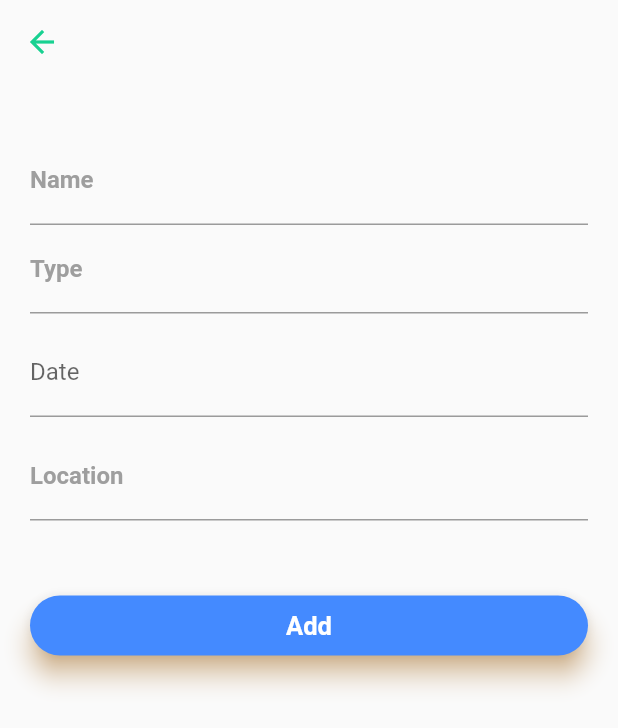
After one commit to AhmedAlbassam/Flutter_Graduation_Project, a Flutter app: the OrganizationPage screen opened directly, in the side drawer, after a tap on "Add Event", on a phone screen of 412 x 824 dp. The commit adds this screen. Shown: the top 728 px of the screen. Run offline on Flutter 3.47's test engine with Material 2 defaults, Android fonts, the phone set to English and light mode, and no system bars; Roboto replaces fonts that are missing (Montserrat).

```diff
--- /dev/null
+++ b/lib/AddEvent.dart
@@ -0,0 +1,97 @@
+import 'package:flutter/material.dart';
+import 'package:flutter/services.dart';
+
+
+class AddEventPage extends StatefulWidget {
+  @override
+  _AddEventPageState createState() => _AddEventPageState();
+}
+
+class _AddEventPageState extends State<AddEventPage> {
+  @override
+  Widget build(BuildContext context) {
+    return new Scaffold(
+        appBar: new AppBar(
+            backgroundColor:Colors.transparent,
+            elevation: 0.0,
+            iconTheme: new IconThemeData(color: Color(0xFF18D191))),
+        resizeToAvoidBottomPadding: false,
+        body: Column(crossAxisAlignment: CrossAxisAlignment.start, children: <Widget>[
+          Container(
+              padding: EdgeInsets.only(top: 35.0, left: 20.0, right: 20.0),
+              child: Column(
+                children: <Widget>[
+                  TextField(
+                    decoration: InputDecoration(
+                        hintText: 'Event name',
+                        labelText: 'Name',
+                        labelStyle: TextStyle(
+                            fontFamily: 'Montserrat',
+                            fontWeight: FontWeight.bold,
+                            color: Colors.grey),
+
+                        focusedBorder: UnderlineInputBorder(
+                            borderSide: BorderSide(color: Colors.green))),
+                  ),
+                  TextField(
+                    decoration: InputDecoration(
+                        hintText: 'Event Type',
+                        labelText: 'Type',
+                        labelStyle: TextStyle(
+                            fontFamily: 'Montserrat',
+                            fontWeight: FontWeight.bold,
+                            color: Colors.grey),
+                        //  hintText: 'example@example.com',
+                        focusedBorder: UnderlineInputBorder(
+                            borderSide: BorderSide(color: Colors.green))),
+                  ),
+                  SizedBox(height: 10.0),
+                  TextFormField(
+                      decoration: InputDecoration(
+                        hintText:'Event Date',
+                        labelText:'Date',
+                      ),
+                      keyboardType: TextInputType.datetime
+                  ),
+                  SizedBox(height: 10.0),
+                  TextField(
+                      decoration: InputDecoration(
+                          hintText: 'Event Location',
+                          labelText: 'Location ',
+                          labelStyle: TextStyle(
+                              fontWeight: FontWeight.bold,
+                              color: Colors.grey),
+                          focusedBorder: UnderlineInputBorder(
+                              borderSide: BorderSide(color: Colors.green))),
+                      obscureText: true
+                  ),
+                  SizedBox(height: 50.0),
+                  Container(
+                      height: 40.0,
+                      child: Material(
+                        borderRadius: BorderRadius.circular(20.0),
+                        shadowColor: Colors.orangeAccent,
+                        color: Colors.blueAccent,
+                        elevation: 7.0,
+                        child: GestureDetector(
+                          onTap: () {},
+                          child: Center(
+                            child: Text(
+                              'Add',
+                              style: TextStyle(
+                                fontSize: 17.0,
+                                color: Colors.white,
+                                fontWeight: FontWeight.bold,
+                              ),
+                            ),
+                          ),
+                        ),
+                      )),
+                  SizedBox(height: 20.0),
+
+                ],
+              )),
+
+        ]));
+  }
+}
--- /dev/null
+++ b/lib/Organization.dart
@@ -0,0 +1,63 @@
+import 'package:flutter/material.dart';
+import 'AddEvent.dart';
+class OrganizationPage extends StatefulWidget {
+  @override
+  _OrganizationPageState createState() => new _OrganizationPageState();
+}
+
+class _OrganizationPageState extends State<OrganizationPage> {
+  int _bottomNavIndex=0;
+  @override
+  Widget build(BuildContext context) {
+    return new Scaffold(
+      endDrawer: Drawer(
+        child: ListView(
+          padding: EdgeInsets.zero,
+          children: <Widget>[
+            DrawerHeader(
+              child: Text('Drawer Header'),
+              decoration: BoxDecoration(
+                  color: Colors.blueGrey
+              ),
+            ),
+            ListTile(
+              title: Text('Add Event'),
+              leading: new Icon(Icons.account_balance_wallet),
+              onTap: (){
+                Navigator.push(context, MaterialPageRoute(
+                 builder: (context) => AddEventPage(),
+                ));
+              },
+            ),
+            ListTile(
+              title: Text('Event Applications'),
+              leading: new Icon(Icons.event_note),
+              onTap: (){
+                Navigator.push(context, MaterialPageRoute(
+                  //builder: (context) => ,
+                ));
+              },
+            ),
+            ListTile(
+              title: Text('Settings'),
+              leading: new Icon(Icons.settings),
+              onTap: (){
+                Navigator.push(context, MaterialPageRoute(
+                 // builder: (context) => ,
+                ));
+              },
+            )
+          ],
+        ),
+      ),
+
+      appBar: new AppBar(
+          backgroundColor: Colors.blueGrey,
+          elevation: 0.0,
+          iconTheme: new IconThemeData(color: Color(0xFF18D191))),
+      //   body: MainContent(),
+
+    );
+  }
+
+}
```
Also changed, not shown: lib/Participate.dart (+2 -5 lines), lib/login.dart (+142 -8 lines).
